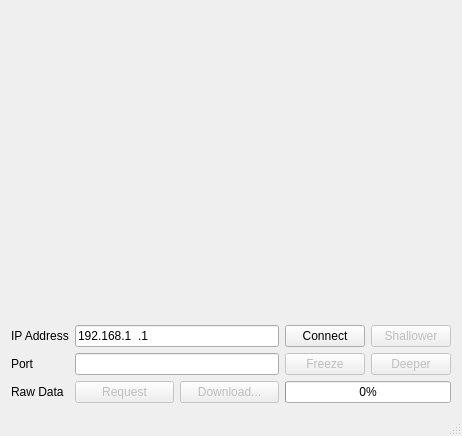
Above: src/example/qt/listener.ui from clariusdev/cast before the change. Below: the same form after it.
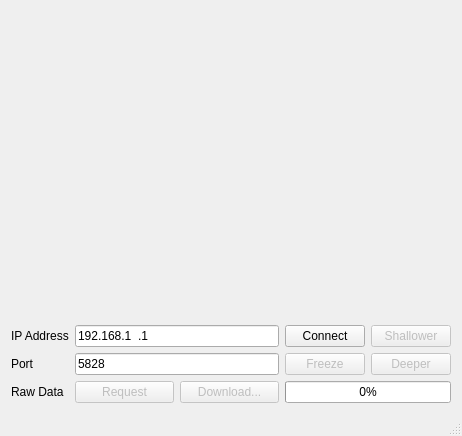
That is the form after the change.

What changed in the file:
```diff
--- a/src/example/qt/listener.ui
+++ b/src/example/qt/listener.ui
@@ -39,7 +39,7 @@
          <string>#####</string>
         </property>
         <property name="text">
-         <string/>
+         <string>5828</string>
         </property>
        </widget>
       </item>
```
